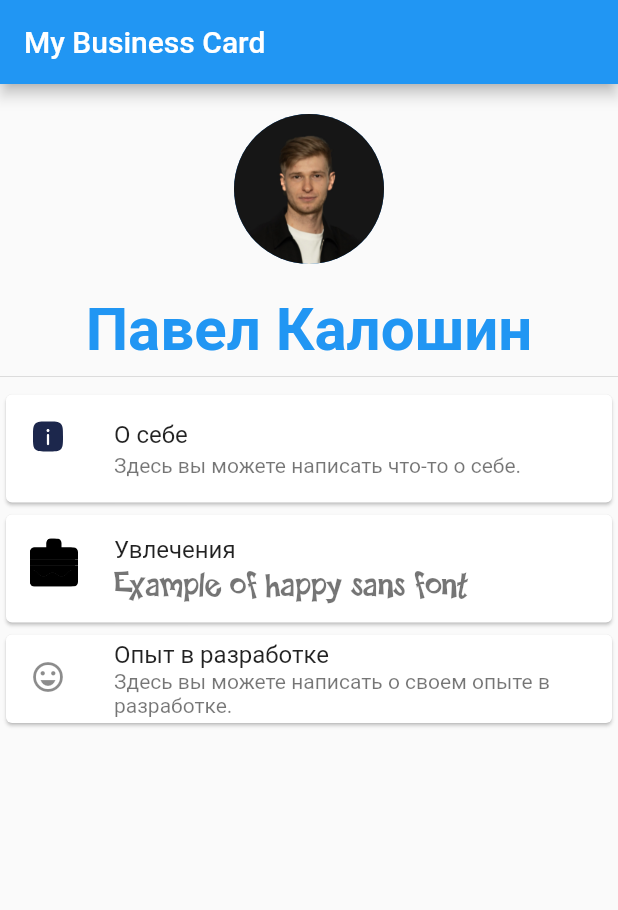
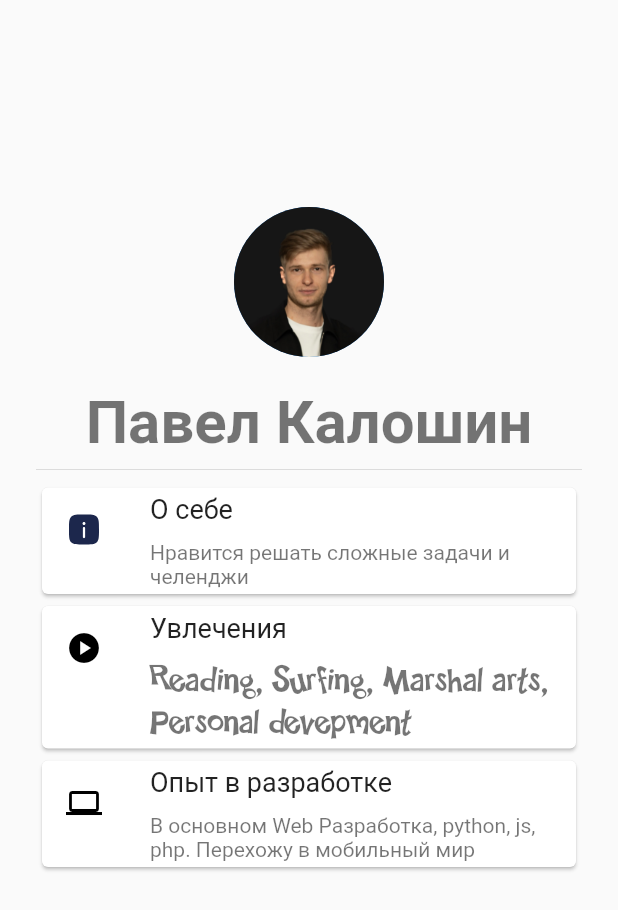
Before and after one commit to PabloNAX/surf_course, a Flutter app: the screen it shows after launch, on a phone screen of 412 x 824 dp. Shown: the top 910 px of the screen. Run offline on Flutter 3.47's test engine with Material 2 defaults, Android fonts, the light colour scheme and no system bars; our stand-ins replace flutter_svg.

Commit message:
add paddings, added information, removed appbar...

```diff
--- a/task-11/visitka/lib/main.dart
+++ b/task-11/visitka/lib/main.dart
@@ -26,14 +26,16 @@ class MyHomePage extends StatelessWidget {
   @override
   Widget build(BuildContext context) {
     return Scaffold(
-      appBar: AppBar(
-        title: Text(title),
-      ),
       body: SingleChildScrollView(
         child: Center(
+          child: Padding(
+            padding: const EdgeInsets.all(24.0),
             child: Column(
               mainAxisAlignment: MainAxisAlignment.center,
               children: <Widget>[
+                SizedBox(
+                  height: 94,
+                ),
                 const Padding(
                   padding: EdgeInsets.all(20.0),
                   child: CircleAvatar(
@@ -45,7 +47,7 @@ class MyHomePage extends StatelessWidget {
                   'Павел Калошин',
                   style: TextStyle(
                     fontSize: 40.0,
-                  color: Colors.blue,
+                    color: Colors.black54,
                     fontWeight: FontWeight.bold,
                   ),
                 ),
@@ -53,33 +55,58 @@ class MyHomePage extends StatelessWidget {
                 Card(
                   child: ListTile(
                     leading: SvgPicture.asset('assets/images/info.svg'),
-                  title: const Text('О себе'),
-                  subtitle:
-                      const Text('Здесь вы можете написать что-то о себе.'),
+                    title: const Padding(
+                      padding: EdgeInsets.only(bottom: 10.0),
+                      child: Text(
+                        'О себе',
+                        style: TextStyle(fontSize: 18),
                       ),
                     ),
-              Card(
+                    subtitle:
+                        const Text('Нравится решать сложные задачи и челенджи'),
+                  ),
+                ),
+                const Card(
                   child: ListTile(
-                  leading: SvgPicture.asset('assets/images/hobby.svg'),
-                  title: const Text('Увлечения'),
-                  subtitle: const Text(
-                    'Example of happy sans font',
+                    leading: Icon(
+                      Icons.play_circle,
+                      color: Colors.black,
+                    ),
+                    title: Padding(
+                      padding: EdgeInsets.only(bottom: 10.0),
+                      child: Text(
+                        'Увлечения',
+                        style: TextStyle(fontSize: 18),
+                      ),
+                    ),
+                    subtitle: Text(
+                      'Reading, Surfing, Marshal arts, Personal devepment',
                       style: TextStyle(fontFamily: 'HappySans', fontSize: 24),
                     ),
                   ),
                 ),
                 const Card(
                   child: ListTile(
-                  leading: Icon(Icons.sentiment_very_satisfied),
-                  title: Text('Опыт в разработке'),
+                    leading: Icon(
+                      Icons.laptop,
+                      color: Colors.black,
+                    ),
+                    title: Padding(
+                      padding: EdgeInsets.only(bottom: 10.0),
+                      child: Text(
+                        'Опыт в разработке',
+                        style: TextStyle(fontSize: 18),
+                      ),
+                    ),
                     subtitle: Text(
-                      'Здесь вы можете написать о своем опыте в разработке.'),
+                        'В основном Web Разработка, python, js, php. Перехожу в мобильный мир'),
                   ),
                 ),
               ],
             ),
           ),
         ),
+      ),
     );
   }
 }
```
Lines whose indentation alone changed are shown as unchanged.
